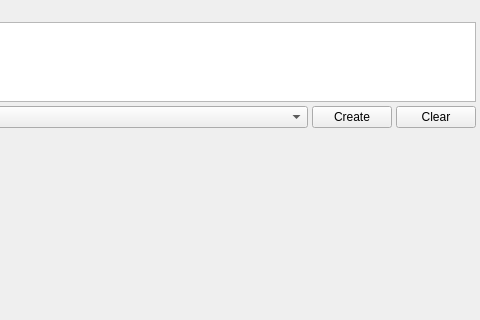
First picture: the form in src/main/mainwindow.ui, repository Gris87/ObjectController, before the edit; both pictures show x 320 to 800 and y 0 to 320 of the 800 by 600 pixel window.
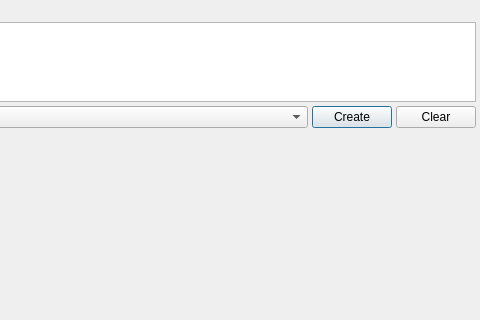
Second picture: the form after the edit. Custom widgets are drawn as their Qt base class.

What changed in the file:
```diff
--- a/src/main/mainwindow.ui
+++ b/src/main/mainwindow.ui
@@ -225,6 +225,12 @@
         <property name="text">
          <string>Create</string>
         </property>
+        <property name="autoDefault">
+         <bool>true</bool>
+        </property>
+        <property name="default">
+         <bool>true</bool>
+        </property>
        </widget>
       </item>
       <item>
@@ -264,6 +270,14 @@
    <header>src/property/objectcontroller.h</header>
    <container>1</container>
   </customwidget>
+  <customwidget>
+   <class>ComboBoxWithEnter</class>
+   <extends>QComboBox</extends>
+   <header>src/widgets/comboboxwithenter.h</header>
+   <slots>
+    <signal>enterPressed()</signal>
+   </slots>
+  </customwidget>
  </customwidgets>
  <resources/>
  <connections/>
```
Left out of the diff: 61 changed lines with no effect on the pictures.
